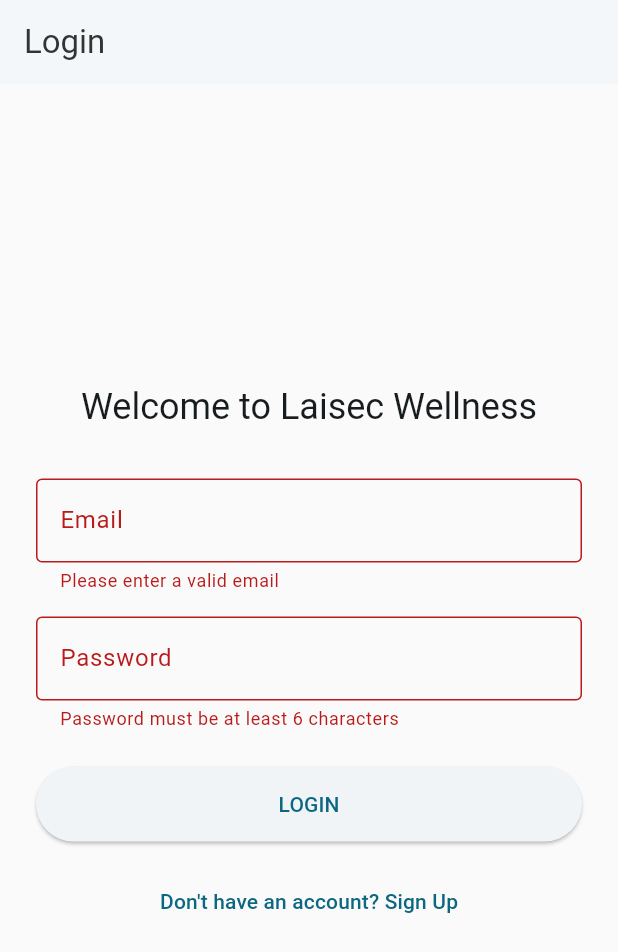
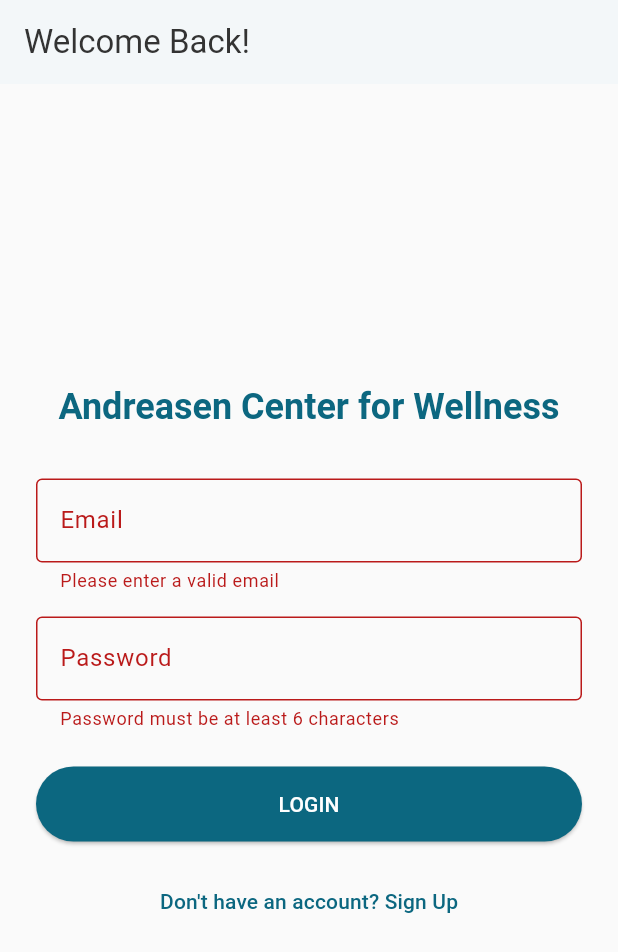
Before and after one commit to Yakfal/wellness-app, a Flutter app: the screen it shows after launch, after a tap on "LOGIN", on a phone screen of 412 x 824 dp. Shown: the top 952 px of the screen. Run offline on Flutter 3.47's test engine with Material 3 defaults, Android fonts, the phone set to English and light mode, and no system bars; our stand-ins replace cloud_firestore, firebase_auth, firebase_core, fl_chart, go_router; accounts and stored records are empty.

Commit message:
feat: Implement Auth, Home Dashboard & Membership Pages
This major update introduces a complete user authentication flow and overhauls the app's structure with a personalized home screen and detailed membership section.

- Added full user sign-up (with first name), login, and logout using Firebase Authentication.

- Implemented an auth-aware router that redirects users based on their login state.

- Created a new 'Home' screen with a personalized greeting, live announcements, and a membership expiry reminder.

- Built a comprehensive, categorized 'Memberships & Passes' screen using real data from the Andreasen Center.

- Overhauled the Profile screen to act as a 'Wellness Journey' hub with usage stats.

- Rebranded the app's theme and colors to match the Andreasen Center website.

```diff
--- /dev/null
+++ b/lib/models/announcement_model.dart
@@ -0,0 +1,16 @@
+import 'package:cloud_firestore/cloud_firestore.dart';
+
+class Announcement {
+  final String title;
+  final String message;
+
+  Announcement({required this.title, required this.message});
+
+  factory Announcement.fromFirestore(DocumentSnapshot doc) {
+    Map<String, dynamic> data = doc.data() as Map<String, dynamic>;
+    return Announcement(
+      title: data['title'] ?? 'Announcement',
+      message: data['message'] ?? 'No details available.',
+    );
+  }
+}
--- /dev/null
+++ b/lib/models/user_data_model.dart
@@ -0,0 +1,22 @@
+import 'package:cloud_firestore/cloud_firestore.dart';
+
+class UserData {
+  final String id;
+  final String firstName;
+  final DateTime membershipExpiry;
+
+  UserData({
+    required this.id,
+    required this.firstName,
+    required this.membershipExpiry,
+  });
+
+  factory UserData.fromFirestore(DocumentSnapshot doc) {
+    Map<String, dynamic> data = doc.data() as Map<String, dynamic>;
+    return UserData(
+      id: doc.id,
+      firstName: data['firstName'] ?? 'Member',
+      membershipExpiry: (data['membershipExpiry'] as Timestamp).toDate(),
+    );
+  }
+}
--- a/lib/screens/auth_screen.dart
+++ b/lib/screens/auth_screen.dart
@@ -17,8 +17,18 @@ class _AuthScreenState extends State<AuthScreen> {
   AuthMode _authMode = AuthMode.login;
   bool _isLoading = false;
 
+  // Controllers to read the input from the text fields
   final _emailController = TextEditingController();
   final _passwordController = TextEditingController();
+  final _firstNameController = TextEditingController(); // The new controller
+
+  @override
+  void dispose() {
+    _emailController.dispose();
+    _passwordController.dispose();
+    _firstNameController.dispose(); // Dispose the new controller
+    super.dispose();
+  }
 
   void _switchAuthMode() {
     setState(() {
@@ -28,7 +38,7 @@ class _AuthScreenState extends State<AuthScreen> {
 
   Future<void> _submit() async {
     if (!_formKey.currentState!.validate()) {
-      return;
+      return; // If form is not valid, do nothing
     }
     _formKey.currentState!.save();
     setState(() => _isLoading = true);
@@ -36,15 +46,22 @@ class _AuthScreenState extends State<AuthScreen> {
     try {
       final authService = Provider.of<BookingService>(context, listen: false);
       if (_authMode == AuthMode.login) {
-        await authService.signInWithEmail(_emailController.text, _passwordController.text);
+        // Sign in doesn't need the first name
+        await authService.signInWithEmail(
+            _emailController.text, _passwordController.text);
       } else {
-        await authService.signUpWithEmail(_emailController.text, _passwordController.text);
+        // Sign up now passes the first name to the service
+        await authService.signUpWithEmail(_emailController.text,
+            _passwordController.text, _firstNameController.text);
       }
-      // Navigation will be handled in the next step, for now it does nothing on success
+      // If successful, the GoRouter redirect will handle navigation automatically.
+      // We don't need to call context.go() here.
     } catch (error) {
       if (mounted) {
         ScaffoldMessenger.of(context).showSnackBar(
-          SnackBar(content: Text(error.toString()), backgroundColor: Colors.red),
+          SnackBar(
+              content: Text(error.toString().replaceFirst("Exception: ", "")), // Clean up the error message
+              backgroundColor: Colors.red),
         );
       }
     }
@@ -55,17 +72,11 @@ class _AuthScreenState extends State<AuthScreen> {
   }
 
   @override
-  void dispose() {
-    _emailController.dispose();
-    _passwordController.dispose();
-    super.dispose();
-  }
-
-  @override
   Widget build(BuildContext context) {
     return Scaffold(
       appBar: AppBar(
-        title: Text(_authMode == AuthMode.login ? 'Login' : 'Sign Up'),
+        title: Text(_authMode == AuthMode.login ? 'Welcome Back!' : 'Create Your Account'),
+        automaticallyImplyLeading: false, // Removes the back button
       ),
       body: Center(
         child: SingleChildScrollView(
@@ -76,10 +87,23 @@ class _AuthScreenState extends State<AuthScreen> {
               mainAxisAlignment: MainAxisAlignment.center,
               children: [
                 Text(
-                  'Welcome to Laisec Wellness',
-                  style: Theme.of(context).textTheme.headlineSmall,
+                  'Andreasen Center for Wellness',
+                  style: Theme.of(context).textTheme.headlineSmall?.copyWith(
+                        color: Theme.of(context).colorScheme.primary,
+                        fontWeight: FontWeight.bold,
+                      ),
                 ),
                 const SizedBox(height: 32),
+
+                // Conditionally show the First Name field only in Sign Up mode
+                if (_authMode == AuthMode.signup)
+                  TextFormField(
+                    controller: _firstNameController,
+                    decoration: const InputDecoration(labelText: 'First Name', border: OutlineInputBorder()),
+                    validator: (value) => (value == null || value.isEmpty) ? 'Please enter your first name' : null,
+                  ),
+                if (_authMode == AuthMode.signup) const SizedBox(height: 16),
+
                 TextFormField(
                   controller: _emailController,
                   decoration: const InputDecoration(labelText: 'Email', border: OutlineInputBorder()),
@@ -101,6 +125,8 @@ class _AuthScreenState extends State<AuthScreen> {
                     onPressed: _submit,
                     style: ElevatedButton.styleFrom(
                       minimumSize: const Size(double.infinity, 50),
+                      backgroundColor: Theme.of(context).colorScheme.primary,
+                      foregroundColor: Colors.white,
                     ),
                     child: Text(_authMode == AuthMode.login ? 'LOGIN' : 'SIGN UP'),
                   ),
```
Also changed, not shown: lib/main.dart (+47 -51 lines), lib/screens/home_screen.dart (added, +85 -0 lines), lib/screens/schedule_screen.dart (+15 -12 lines), lib/services/booking_service.dart (+94 -103 lines).
